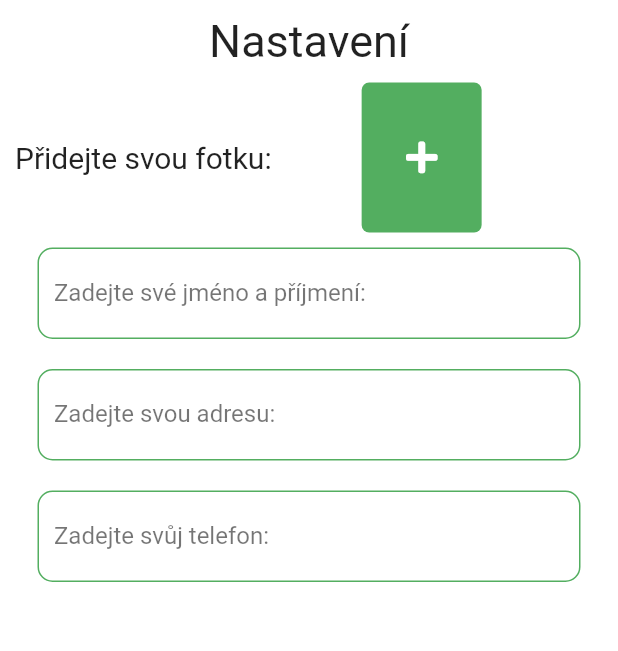
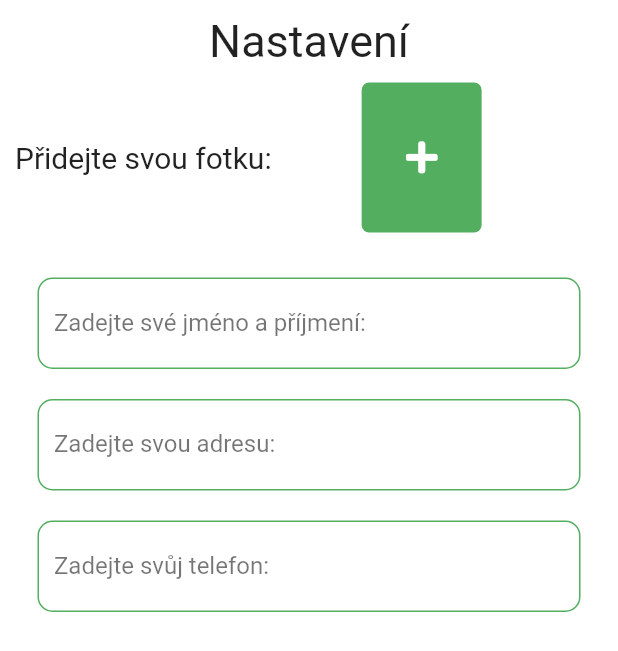
Before and after one commit to Dyrkon/itu-maly-farmar, a Flutter app: the SettingsScreen screen opened directly, on a phone screen of 412 x 824 dp. Shown: the top 651 px of the screen. Run offline on Flutter 3.47's test engine with Material 2 defaults, Android fonts, the phone set to English and light mode, and no system bars.

Commit message:
Refactioring setting screen

```diff
--- a/lib/screens/settings_screen.dart
+++ b/lib/screens/settings_screen.dart
@@ -15,29 +15,29 @@ class SettingsScreen extends StatelessWidget {
     return SafeArea(
       child: Scaffold(
         body: Padding(
-          padding: EdgeInsets.symmetric(horizontal: 10),
+          padding: const EdgeInsets.symmetric(horizontal: 10),
           child: Column(
             children: [
-              SizedBox(
+              const SizedBox(
                 height: 10,
               ),
-              Text(
+              const Text(
                 "Nastavení",
                 style: TextStyle(fontSize: 30),
               ),
-              SizedBox(
+              const SizedBox(
                 height: 10,
               ),
               Row(
                 mainAxisAlignment: MainAxisAlignment.start,
                 children: [
-                  Text(
+                  const Text(
                     "Přidejte svou fotku:",
                     style: TextStyle(
                       fontSize: 20,
                     ),
                   ),
-                  SizedBox(width: 60,),
+                  const SizedBox(width: 60,),
                   Stack(
                     alignment: Alignment.center,
                     children: [
@@ -57,6 +57,7 @@ class SettingsScreen extends StatelessWidget {
                   ),
                 ],
               ),
+              const SizedBox(height: 20,),
               inputField("Zadejte své jméno a příjmení:", 5, _nameController, false, context),
               inputField("Zadejte svou adresu:", 5, _addressController, false, context),
               inputField("Zadejte svůj telefon:", 5, _numberController, false, context),
```
